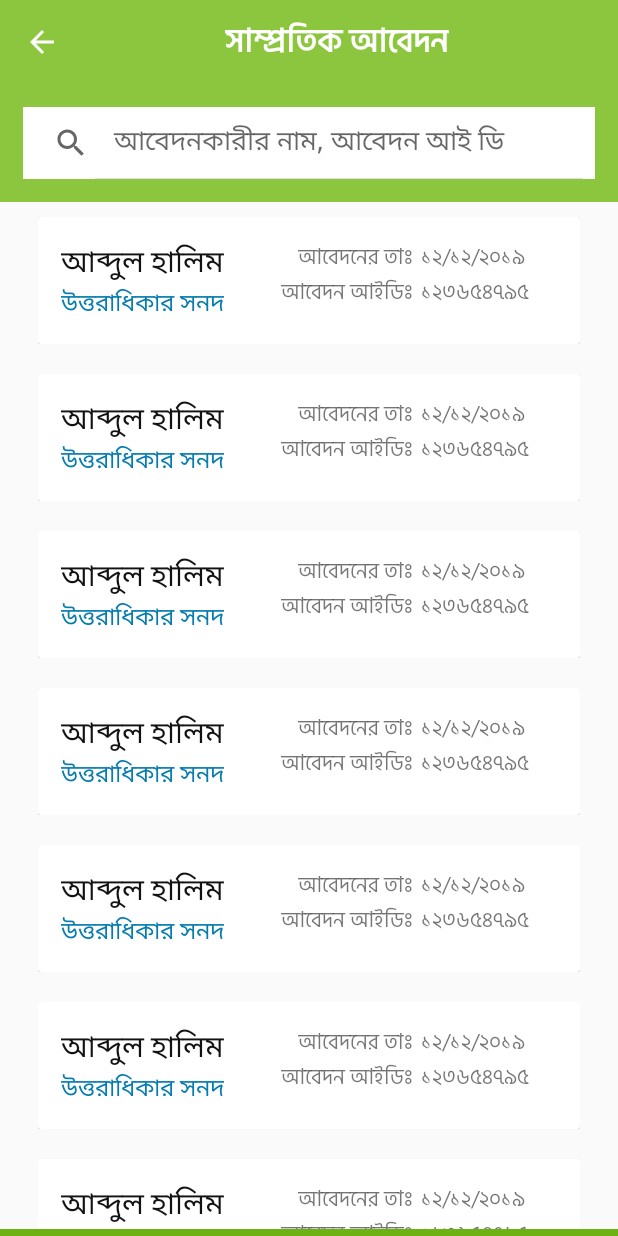
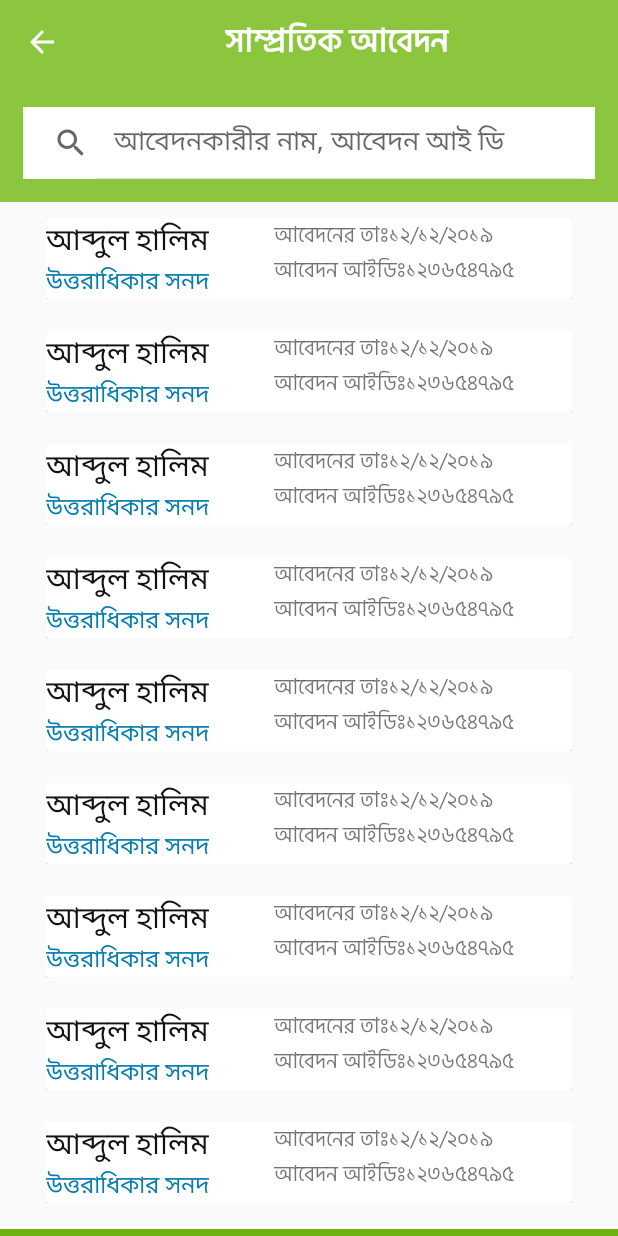
Before and after one commit to farhansadikgalib/Prottoyon, an Android app: the Activity_Item1 screen opened directly, with no data from a screen before it, on a phone screen of 412 x 824 dp. Run offline under Robolectric (Android 15) with nearby library versions, the light colour scheme and no system bars.

Commit message:
Update Dashbord

```diff
--- a/app/src/main/res/layout/row_layout.xml
+++ b/app/src/main/res/layout/row_layout.xml
@@ -6,8 +6,9 @@
     android:layout_height="wrap_content"
     android:layout_marginLeft="25dp"
     android:layout_marginRight="25dp"
-    android:layout_marginTop="10dp"
-    android:layout_marginBottom="10dp"
+    android:layout_marginTop="5dp"
+    android:padding="5dp"
+    android:layout_marginBottom="5dp"
     >
 
     <androidx.cardview.widget.CardView
@@ -20,12 +21,13 @@
         <LinearLayout
             android:orientation="horizontal"
             android:layout_width="match_parent"
-            android:padding="15dp"
+            android:weightSum="5"
             android:layout_height="wrap_content">
 
 
             <LinearLayout
-                android:layout_width="wrap_content"
+                android:layout_weight="2"
+                android:layout_width="0dp"
                 android:layout_height="wrap_content"
                 android:orientation="vertical"
               >
@@ -60,11 +62,19 @@
 
 
             <LinearLayout
+                android:layout_width="0dp"
+
+                android:layout_height="wrap_content"
+                android:layout_marginLeft="20dp"
+                android:layout_weight="3"
+                android:orientation="vertical">
+                <LinearLayout
                     android:layout_width="wrap_content"
                     android:layout_height="wrap_content"
-                android:layout_marginLeft="20dp"
-                android:layout_weight="1"
-                android:orientation="vertical">
+                    android:orientation="horizontal">
+
+
+
 
                     <TextView
                         android:id="@+id/datTV"
@@ -75,6 +85,25 @@
                         android:text="আবেদনের তাঃ"
                         android:textSize="14dp"
                         />
+
+
+                    <TextView
+                        android:id="@+id/dateTV"
+                        android:layout_width="wrap_content"
+                        android:layout_height="wrap_content"
+                        android:fontFamily="@font/bengali"
+                        android:text="১২/১২/২০১৯"
+                        android:textSize="14dp"/>
+
+                </LinearLayout>
+
+
+<LinearLayout
+    android:layout_width="match_parent"
+    android:layout_height="wrap_content"
+    android:layout_weight="1"
+    android:orientation="horizontal">
+
 
 
     <TextView
@@ -89,29 +118,6 @@
         tools:ignore="RtlCompat" />
 
 
-                 />
-
-
-            </LinearLayout>
-
-
-
-            <LinearLayout
-                android:layout_width="wrap_content"
-                android:layout_height="wrap_content"
-                android:layout_weight="1"
-                android:layout_marginLeft="5dp"
-                android:orientation="vertical">
-
-                <TextView
-                    android:id="@+id/dateTV"
-                    android:layout_width="wrap_content"
-                    android:layout_height="wrap_content"
-                    android:fontFamily="@font/bengali"
-                    android:text="১২/১২/২০১৯"
-                    android:textSize="14dp"/>
-
-
     <TextView
         android:id="@+id/applicantsIdTV"
         android:layout_width="wrap_content"
@@ -122,10 +128,17 @@
         />
 
 
-                />
+
+        </LinearLayout>
+
+
+
 
 
             </LinearLayout>
+
+
+
 
 
 
```
Also changed, not shown: 2 other files. Lines whose indentation alone changed are shown as unchanged.
